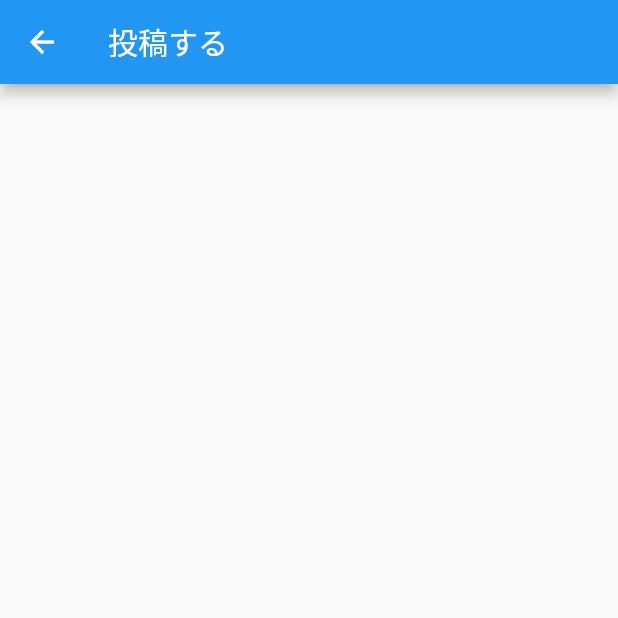
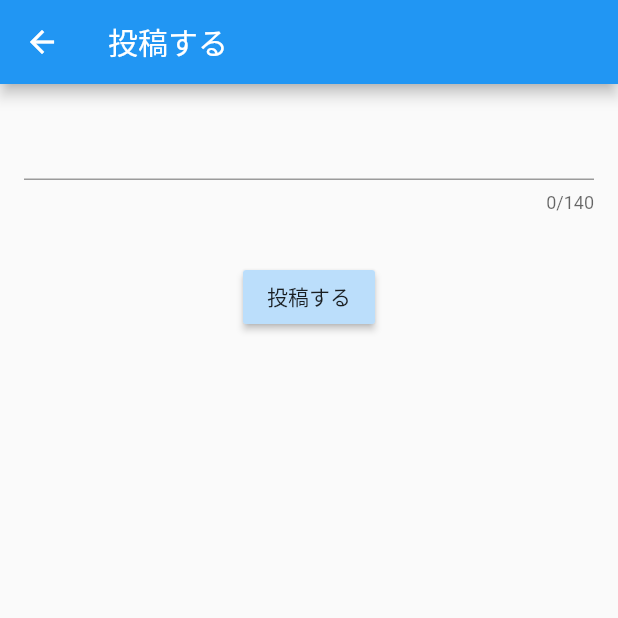
Before and after one commit to NewFieldForMe/Miicha, a Flutter app: the PostPage screen opened directly, on a phone screen of 412 x 824 dp, the top half of it. Run offline on Flutter 3.47's test engine with Material 2 defaults, Android fonts, the phone set to English and light mode, and no system bars; our stand-ins replace firebase_auth, google_sign_in, rxdart; missing offline and left inert: bloc_provider, flutter_driver; accounts and stored records are empty; statements that could not run were skipped.

Commit message:
投稿ページのたたき台を作成

```diff
--- a/lib/main.dart
+++ b/lib/main.dart
@@ -7,7 +7,7 @@ import 'package:miicha_app/screen/home/home_page.dart';
 void main() {
   // Enable integration testing with the Flutter Driver extension.
   // See https://flutter.io/testing/ for more info.
-  enableFlutterDriverExtension();
+  // enableFlutterDriverExtension();
   runApp(
     BlocProvider<AuthenticationBloc>(
       creator: (_context, _bag) => AuthenticationBloc(),
--- a/lib/screen/post/post_page.dart
+++ b/lib/screen/post/post_page.dart
@@ -10,7 +10,56 @@ class _PostPageState extends State<PostPage> {
   Widget build(BuildContext context) {
     return Scaffold(
       appBar: AppBar(title: const Text('投稿する')),
-      body: Container(),
+      body: PostForm(),
     );
   }
 }
+
+class PostForm extends StatefulWidget {
+  @override
+  _PostFormState createState() => new _PostFormState();
+}
+
+class _PostFormState extends State<PostForm> {
+  final _formKey = GlobalKey<FormState>();
+
+  @override
+  Widget build(BuildContext context) {
+    return Form(
+      key: _formKey,
+      child: _buildScrollableListForm()
+    );
+  }
+
+  Widget _buildScrollableListForm() {
+    return ListView(
+      children: <Widget>[
+        _buildTextField(),
+        _buildSubmitButton()
+      ],
+    );
+  }
+
+  Widget _buildTextField() {
+    return Padding(
+      padding: const EdgeInsets.all(16),
+      child: TextFormField(
+        keyboardType: TextInputType.multiline,
+        maxLength: 140,
+        maxLines: null,
+      ),
+    );
+  }
+
+  Widget _buildSubmitButton() {
+    return Padding(
+      padding: const EdgeInsets.all(16),
+        child: Center(
+          child: RaisedButton(
+            color: Theme.of(context).primaryColorLight,
+            child: const Text('投稿する'),
+            onPressed: () {},
+        ),)
+    );
+  }
+}
```
